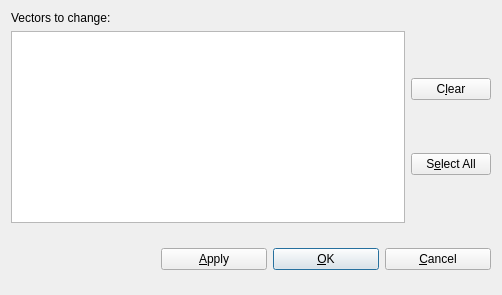
Qt form src/libkstapp/changedatasampledialog.ui (Kst-plot/kst) before a commit.
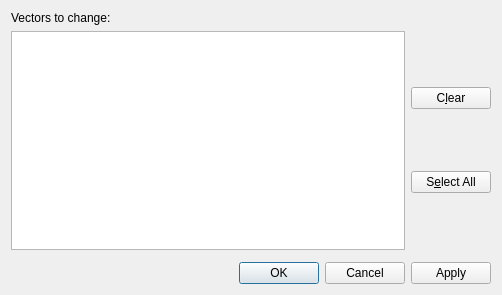
The same form after that commit. Custom widgets are drawn as their Qt base class.

Commit message: Replace current buttons with QDialogButtonBox with OK/Apply/Cancel functionality for ChooseColorDialog, ChangeDataSampleDialog and DifferentiateCurvesDialog.

The edit to the form file:
```diff
--- a/src/libkstapp/changedatasampledialog.ui
+++ b/src/libkstapp/changedatasampledialog.ui
@@ -94,69 +94,14 @@
     <widget class="Kst::DataRange" native="1" name="_dataRange" />
    </item>
    <item row="3" column="0" colspan="2" >
-    <layout class="QHBoxLayout" >
-     <property name="leftMargin" >
-      <number>0</number>
-     </property>
-     <property name="topMargin" >
-      <number>0</number>
-     </property>
-     <property name="rightMargin" >
-      <number>0</number>
-     </property>
-     <property name="bottomMargin" >
-      <number>0</number>
-     </property>
-     <item>
-      <spacer>
-       <property name="orientation" >
-        <enum>Qt::Vertical</enum>
-       </property>
-       <property name="sizeType" >
-        <enum>QSizePolicy::Expanding</enum>
-       </property>
-       <property name="sizeHint" >
-        <size>
-         <width>150</width>
-         <height>20</height>
-        </size>
-       </property>
-      </spacer>
-     </item>
-     <item>
-      <widget class="QPushButton" name="Apply" >
-       <property name="whatsThis" >
-        <string>Apply new data sample specifications to selected vectors.</string>
-       </property>
-       <property name="text" >
-        <string>&amp;Apply</string>
-       </property>
-      </widget>
-     </item>
-     <item>
-      <widget class="QPushButton" name="OK" >
-       <property name="whatsThis" >
-        <string>Apply new data sample specifications to selected vectors.</string>
-       </property>
-       <property name="text" >
-        <string>&amp;OK</string>
-       </property>
-       <property name="default" >
-        <bool>true</bool>
-       </property>
-      </widget>
-     </item>
-     <item>
-      <widget class="QPushButton" name="Cancel" >
-       <property name="whatsThis" >
-        <string>Close dialog without applying further changes.</string>
-       </property>
-       <property name="text" >
-        <string>&amp;Cancel</string>
-       </property>
-      </widget>
-     </item>
-    </layout>
+    <widget class="QDialogButtonBox" name="_buttonBox" >
+      <property name="orientation" >
+        <enum>Qt::Horizontal</enum>
+      </property>
+      <property name="standardButtons" >
+        <set>QDialogButtonBox::Apply|QDialogButtonBox::Cancel|QDialogButtonBox::NoButton|QDialogButtonBox::Ok</set>
+      </property>
+    </widget>
    </item>
   </layout>
  </widget>
```
The commit also changes 10 other files.
